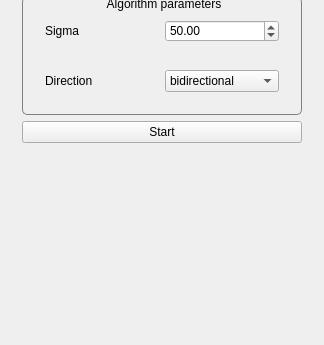
Before: the Qt Designer form src/internal/GraphcutViewControls.ui in araex/mitk-gem, drawn with Qt 5; both pictures show x 0 to 324 and y 199 to 544 of the 324 by 544 pixel window.
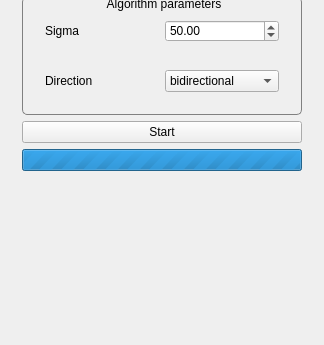
After: the same form once the commit is applied. Custom widgets are drawn as their Qt base class.

```diff
--- a/src/internal/GraphcutViewControls.ui
+++ b/src/internal/GraphcutViewControls.ui
@@ -221,6 +221,22 @@
          </property>
         </widget>
        </item>
+       <item>
+        <widget class="QProgressBar" name="progressBar">
+         <property name="maximum">
+          <number>0</number>
+         </property>
+         <property name="value">
+          <number>-1</number>
+         </property>
+         <property name="textVisible">
+          <bool>true</bool>
+         </property>
+         <property name="format">
+          <string>%p%</string>
+         </property>
+        </widget>
+       </item>
        <item>
         <spacer name="spacer1">
          <property name="orientation">
```
